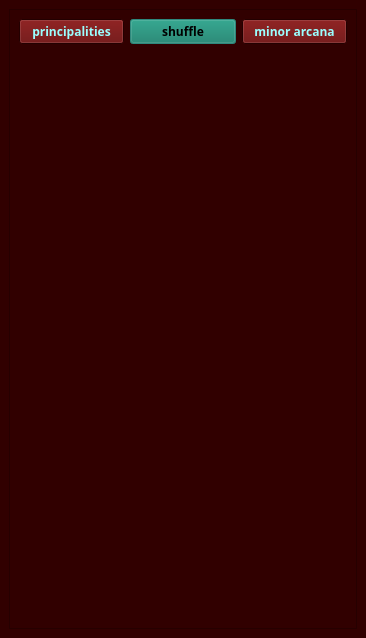
First picture: the form in dev/KultOracle/src/ui/mainwindow.ui, repository kultdevop/kultoracle, before the edit.
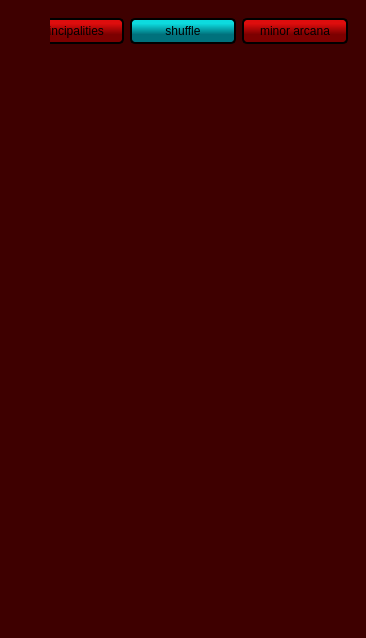
Second picture: the form after the edit. Custom widgets are drawn as their Qt base class.

Diff of the .ui file:
```diff
--- a/dev/KultOracle/src/ui/mainwindow.ui
+++ b/dev/KultOracle/src/ui/mainwindow.ui
@@ -19,454 +19,13 @@
     <height>520</height>
    </size>
   </property>
-  <property name="palette">
-   <palette>
-    <active>
-     <colorrole role="WindowText">
-      <brush brushstyle="SolidPattern">
-       <color alpha="255">
-        <red>64</red>
-        <green>191</green>
-        <blue>173</blue>
-       </color>
-      </brush>
-     </colorrole>
-     <colorrole role="Button">
-      <brush brushstyle="SolidPattern">
-       <color alpha="255">
-        <red>85</red>
-        <green>87</green>
-        <blue>83</blue>
-       </color>
-      </brush>
-     </colorrole>
-     <colorrole role="Light">
-      <brush brushstyle="SolidPattern">
-       <color alpha="255">
-        <red>127</red>
-        <green>131</green>
-        <blue>124</blue>
-       </color>
-      </brush>
-     </colorrole>
-     <colorrole role="Midlight">
-      <brush brushstyle="SolidPattern">
-       <color alpha="255">
-        <red>106</red>
-        <green>109</green>
-        <blue>103</blue>
-       </color>
-      </brush>
-     </colorrole>
-     <colorrole role="Dark">
-      <brush brushstyle="SolidPattern">
-       <color alpha="255">
-        <red>42</red>
-        <green>43</green>
-        <blue>41</blue>
-       </color>
-      </brush>
-     </colorrole>
-     <colorrole role="Mid">
-      <brush brushstyle="SolidPattern">
-       <color alpha="255">
-        <red>56</red>
-        <green>58</green>
-        <blue>55</blue>
-       </color>
-      </brush>
-     </colorrole>
-     <colorrole role="Text">
-      <brush brushstyle="SolidPattern">
-       <color alpha="255">
-        <red>64</red>
-        <green>191</green>
-        <blue>173</blue>
-       </color>
-      </brush>
-     </colorrole>
-     <colorrole role="BrightText">
-      <brush brushstyle="SolidPattern">
-       <color alpha="255">
-        <red>154</red>
-        <green>255</green>
-        <blue>255</blue>
-       </color>
-      </brush>
-     </colorrole>
-     <colorrole role="ButtonText">
-      <brush brushstyle="SolidPattern">
-       <color alpha="255">
-        <red>154</red>
-        <green>255</green>
-        <blue>255</blue>
-       </color>
-      </brush>
-     </colorrole>
-     <colorrole role="Base">
-      <brush brushstyle="SolidPattern">
-       <color alpha="255">
-        <red>0</red>
-        <green>0</green>
-        <blue>0</blue>
-       </color>
-      </brush>
-     </colorrole>
-     <colorrole role="Window">
-      <brush brushstyle="SolidPattern">
-       <color alpha="255">
-        <red>49</red>
-        <green>0</green>
-        <blue>0</blue>
-       </color>
-      </brush>
-     </colorrole>
-     <colorrole role="Shadow">
-      <brush brushstyle="SolidPattern">
-       <color alpha="255">
-        <red>0</red>
-        <green>0</green>
-        <blue>0</blue>
-       </color>
-      </brush>
-     </colorrole>
-     <colorrole role="AlternateBase">
-      <brush brushstyle="SolidPattern">
-       <color alpha="255">
-        <red>42</red>
-        <green>43</green>
-        <blue>41</blue>
-       </color>
-      </brush>
-     </colorrole>
-     <colorrole role="ToolTipBase">
-      <brush brushstyle="SolidPattern">
-       <color alpha="255">
-        <red>255</red>
-        <green>255</green>
-        <blue>220</blue>
-       </color>
-      </brush>
-     </colorrole>
-     <colorrole role="ToolTipText">
-      <brush brushstyle="SolidPattern">
-       <color alpha="255">
-        <red>0</red>
-        <green>0</green>
-        <blue>0</blue>
-       </color>
-      </brush>
-     </colorrole>
-     <colorrole role="PlaceholderText">
-      <brush brushstyle="SolidPattern">
-       <color alpha="128">
-        <red>64</red>
-        <green>191</green>
-        <blue>173</blue>
-       </color>
-      </brush>
-     </colorrole>
-    </active>
-    <inactive>
-     <colorrole role="WindowText">
-      <brush brushstyle="SolidPattern">
-       <color alpha="255">
-        <red>64</red>
-        <green>191</green>
-        <blue>173</blue>
-       </color>
-      </brush>
-     </colorrole>
-     <colorrole role="Button">
-      <brush brushstyle="SolidPattern">
-       <color alpha="255">
-        <red>85</red>
-        <green>87</green>
-        <blue>83</blue>
-       </color>
-      </brush>
-     </colorrole>
-     <colorrole role="Light">
-      <brush brushstyle="SolidPattern">
-       <color alpha="255">
-        <red>127</red>
-        <green>131</green>
-        <blue>124</blue>
-       </color>
-      </brush>
-     </colorrole>
-     <colorrole role="Midlight">
-      <brush brushstyle="SolidPattern">
-       <color alpha="255">
-        <red>106</red>
-        <green>109</green>
-        <blue>103</blue>
-       </color>
-      </brush>
-     </colorrole>
-     <colorrole role="Dark">
-      <brush brushstyle="SolidPattern">
-       <color alpha="255">
-        <red>42</red>
-        <green>43</green>
-        <blue>41</blue>
-       </color>
-      </brush>
-     </colorrole>
-     <colorrole role="Mid">
-      <brush brushstyle="SolidPattern">
-       <color alpha="255">
-        <red>56</red>
-        <green>58</green>
-        <blue>55</blue>
-       </color>
-      </brush>
-     </colorrole>
-     <colorrole role="Text">
-      <brush brushstyle="SolidPattern">
-       <color alpha="255">
-        <red>64</red>
-        <green>191</green>
-        <blue>173</blue>
-       </color>
-      </brush>
-     </colorrole>
-     <colorrole role="BrightText">
-      <brush brushstyle="SolidPattern">
-       <color alpha="255">
-        <red>154</red>
-        <green>255</green>
-        <blue>255</blue>
-       </color>
-      </brush>
-     </colorrole>
-     <colorrole role="ButtonText">
-      <brush brushstyle="SolidPattern">
-       <color alpha="255">
-        <red>154</red>
-        <green>255</green>
-        <blue>255</blue>
-       </color>
-      </brush>
-     </colorrole>
-     <colorrole role="Base">
-      <brush brushstyle="SolidPattern">
-       <color alpha="255">
-        <red>0</red>
-        <green>0</green>
-        <blue>0</blue>
-       </color>
-      </brush>
-     </colorrole>
-     <colorrole role="Window">
-      <brush brushstyle="SolidPattern">
-       <color alpha="255">
-        <red>49</red>
-        <green>0</green>
-        <blue>0</blue>
-       </color>
-      </brush>
-     </colorrole>
-     <colorrole role="Shadow">
-      <brush brushstyle="SolidPattern">
-       <color alpha="255">
-        <red>0</red>
-        <green>0</green>
-        <blue>0</blue>
-       </color>
-      </brush>
-     </colorrole>
-     <colorrole role="AlternateBase">
-      <brush brushstyle="SolidPattern">
-       <color alpha="255">
-        <red>42</red>
-        <green>43</green>
-        <blue>41</blue>
-       </color>
-      </brush>
-     </colorrole>
-     <colorrole role="ToolTipBase">
-      <brush brushstyle="SolidPattern">
-       <color alpha="255">
-        <red>255</red>
-        <green>255</green>
-        <blue>220</blue>
-       </color>
-      </brush>
-     </colorrole>
-     <colorrole role="ToolTipText">
-      <brush brushstyle="SolidPattern">
-       <color alpha="255">
-        <red>0</red>
-        <green>0</green>
-        <blue>0</blue>
-       </color>
-      </brush>
-     </colorrole>
-     <colorrole role="PlaceholderText">
-      <brush brushstyle="SolidPattern">
-       <color alpha="128">
-        <red>64</red>
-        <green>191</green>
-        <blue>173</blue>
-       </color>
-      </brush>
-     </colorrole>
-    </inactive>
-    <disabled>
-     <colorrole role="WindowText">
-      <brush brushstyle="SolidPattern">
-       <color alpha="255">
-        <red>42</red>
-        <green>43</green>
-        <blue>41</blue>
-       </color>
-      </brush>
-     </colorrole>
-     <colorrole role="Button">
-      <brush brushstyle="SolidPattern">
-       <color alpha="255">
-        <red>85</red>
-        <green>87</green>
-        <blue>83</blue>
-       </color>
-      </brush>
-     </colorrole>
-     <colorrole role="Light">
-      <brush brushstyle="SolidPattern">
-       <color alpha="255">
-        <red>127</red>
-        <green>131</green>
-        <blue>124</blue>
-       </color>
-      </brush>
-     </colorrole>
-     <colorrole role="Midlight">
-      <brush brushstyle="SolidPattern">
-       <color alpha="255">
-        <red>106</red>
-        <green>109</green>
-        <blue>103</blue>
-       </color>
-      </brush>
-     </colorrole>
-     <colorrole role="Dark">
-      <brush brushstyle="SolidPattern">
-       <color alpha="255">
-        <red>42</red>
-        <green>43</green>
-        <blue>41</blue>
-       </color>
-      </brush>
-     </colorrole>
-     <colorrole role="Mid">
-      <brush brushstyle="SolidPattern">
-       <color alpha="255">
-        <red>56</red>
-        <green>58</green>
-        <blue>55</blue>
-       </color>
-      </brush>
-     </colorrole>
-     <colorrole role="Text">
-      <brush brushstyle="SolidPattern">
-       <color alpha="255">
-        <red>42</red>
-        <green>43</green>
-        <blue>41</blue>
-       </color>
-      </brush>
-     </colorrole>
-     <colorrole role="BrightText">
-      <brush brushstyle="SolidPattern">
-       <color alpha="255">
-        <red>154</red>
-        <green>255</green>
-        <blue>255</blue>
-       </color>
-      </brush>
-     </colorrole>
-     <colorrole role="ButtonText">
-      <brush brushstyle="SolidPattern">
-       <color alpha="255">
-        <red>42</red>
-        <green>43</green>
-        <blue>41</blue>
-       </color>
-      </brush>
-     </colorrole>
-     <colorrole role="Base">
-      <brush brushstyle="SolidPattern">
-       <color alpha="255">
-        <red>49</red>
-        <green>0</green>
-        <blue>0</blue>
-       </color>
-      </brush>
-     </colorrole>
-     <colorrole role="Window">
-      <brush brushstyle="SolidPattern">
-       <color alpha="255">
-        <red>49</red>
-        <green>0</green>
-        <blue>0</blue>
-       </color>
-      </brush>
-     </colorrole>
-     <colorrole role="Shadow">
-      <brush brushstyle="SolidPattern">
-       <color alpha="255">
-        <red>0</red>
-        <green>0</green>
-        <blue>0</blue>
-       </color>
-      </brush>
-     </colorrole>
-     <colorrole role="AlternateBase">
-      <brush brushstyle="SolidPattern">
-       <color alpha="255">
-        <red>85</red>
-        <green>87</green>
-        <blue>83</blue>
-       </color>
-      </brush>
-     </colorrole>
-     <colorrole role="ToolTipBase">
-      <brush brushstyle="SolidPattern">
-       <color alpha="255">
-        <red>255</red>
-        <green>255</green>
-        <blue>220</blue>
-       </color>
-      </brush>
-     </colorrole>
-     <colorrole role="ToolTipText">
-      <brush brushstyle="SolidPattern">
-       <color alpha="255">
-        <red>0</red>
-        <green>0</green>
-        <blue>0</blue>
-       </color>
-      </brush>
-     </colorrole>
-     <colorrole role="PlaceholderText">
-      <brush brushstyle="SolidPattern">
-       <color alpha="128">
-        <red>255</red>
-        <green>255</green>
-        <blue>255</blue>
-       </color>
-      </brush>
-     </colorrole>
-    </disabled>
-   </palette>
-  </property>
   <property name="font">
    <font>
-    <family>Ubuntu Mono</family>
-    <weight>75</weight>
-    <italic>false</italic>
-    <bold>true</bold>
+    <family>DejaVu Sans</family>
+    <pointsize>12</pointsize>
+    <weight>50</weight>
+    <italic>true</italic>
+    <bold>false</bold>
    </font>
   </property>
   <property name="cursor">
@@ -476,7 +35,13 @@
    <string>Kult Oracle</string>
   </property>
   <property name="autoFillBackground">
-   <bool>true</bool>
+   <bool>false</bool>
+  </property>
+  <property name="styleSheet">
+   <string notr="true">font: oblique 12pt &quot;DejaVu Sans&quot;;
+background-color: rgb(62, 0, 0);
+
+</string>
   </property>
   <property name="animated">
    <bool>true</bool>
@@ -491,11 +56,8 @@
         <verstretch>0</verstretch>
        </sizepolicy>
       </property>
-      <property name="frameShape">
-       <enum>QFrame::StyledPanel</enum>
-      </property>
-      <property name="frameShadow">
-       <enum>QFrame::Raised</enum>
+      <property name="styleSheet">
+       <string notr="true">background-color: rgba(0, 0, 0, 0);</string>
       </property>
       <layout class="QGridLayout" name="gridLayout">
        <item row="0" column="0">
@@ -507,42 +69,23 @@
            </property>
            <item>
             <widget class="QPushButton" name="btnPrincipalities">
-             <property name="palette">
-              <palette>
-               <active>
-                <colorrole role="Button">
-                 <brush brushstyle="SolidPattern">
-                  <color alpha="255">
-                   <red>98</red>
-                   <green>0</green>
-                   <blue>0</blue>
-                  </color>
-                 </brush>
-                </colorrole>
-               </active>
-               <inactive>
-                <colorrole role="Button">
-                 <brush brushstyle="SolidPattern">
-                  <color alpha="255">
-                   <red>98</red>
-                   <green>0</green>
-                   <blue>0</blue>
-                  </color>
-                 </brush>
-                </colorrole>
-               </inactive>
-               <disabled>
-                <colorrole role="Button">
-                 <brush brushstyle="SolidPattern">
-                  <color alpha="255">
-                   <red>98</red>
-                   <green>0</green>
-                   <blue>0</blue>
-                  </color>
-                 </brush>
-                </colorrole>
-               </disabled>
-              </palette>
+             <property name="styleSheet">
+              <string notr="true">QPushButton {
+		
+	
+	background-color: qlineargradient(spread:pad, x1:0.484, y1:0.995, x2:0.486239, y2:0, stop:0.348624 rgba(124, 0, 0, 255), stop:0.807339 rgba(222, 13, 13, 255));
+    border-style: outset;
+    border-width: 2px;
+    border-radius: 5px;
+    border-color: black;
+    font: oblique bold 8pt &quot;DejaVu Sans&quot;;
+    min-width: 5em;
+    padding: 4px;
+}
+QPushButton:pressed {
+    background-color: rgb(224, 0, 0);
+    border-style: inset;
+}</string>
              </property>
              <property name="text">
               <string>principalities</string>
@@ -564,12 +107,23 @@
                  </brush>
                 </colorrole>
                 <colorrole role="Button">
-                 <brush brushstyle="SolidPattern">
-                  <color alpha="255">
-                   <red>12</red>
-                   <green>122</green>
-                   <blue>100</blue>
-                  </color>
+                 <brush brushstyle="LinearGradientPattern">
+                  <gradient startx="0.484000000000000" starty="0.995000000000000" endx="0.486239000000000" endy="0.000000000000000" type="LinearGradient" spread="PadSpread" coordinatemode="ObjectBoundingMode">
+                   <gradientstop position="0.348624000000000">
+                    <color alpha="255">
+                     <red>0</red>
+                     <green>113</green>
+                     <blue>124</blue>
+                    </color>
+                   </gradientstop>
+                   <gradientstop position="0.807339000000000">
+                    <color alpha="255">
+                     <red>13</red>
+                     <green>219</green>
+                     <blue>222</blue>
+                    </color>
+                   </gradientstop>
+                  </gradient>
                  </brush>
                 </colorrole>
                 <colorrole role="Light">
@@ -636,21 +190,43 @@
                  </brush>
                 </colorrole>
                 <colorrole role="Base">
-                 <brush brushstyle="SolidPattern">
-                  <color alpha="255">
-                   <red>255</red>
-                   <green>255</green>
-                   <blue>255</blue>
-                  </color>
+                 <brush brushstyle="LinearGradientPattern">
+                  <gradient startx="0.484000000000000" starty="0.995000000000000" endx="0.486239000000000" endy="0.000000000000000" type="LinearGradient" spread="PadSpread" coordinatemode="ObjectBoundingMode">
+                   <gradientstop position="0.348624000000000">
+                    <color alpha="255">
+                     <red>0</red>
+                     <green>113</green>
+                     <blue>124</blue>
+                    </color>
+                   </gradientstop>
+                   <gradientstop position="0.807339000000000">
+                    <color alpha="255">
+                     <red>13</red>
+                     <green>219</green>
+                     <blue>222</blue>
+                    </color>
+                   </gradientstop>
+                  </gradient>
                  </brush>
                 </colorrole>
                 <colorrole role="Window">
-                 <brush brushstyle="SolidPattern">
-                  <color alpha="255">
-                   <red>64</red>
-                   <green>191</green>
-                   <blue>173</blue>
-                  </color>
+                 <brush brushstyle="LinearGradientPattern">
+                  <gradient startx="0.484000000000000" starty="0.995000000000000" endx="0.486239000000000" endy="0.000000000000000" type="LinearGradient" spread="PadSpread" coordinatemode="ObjectBoundingMode">
+                   <gradientstop position="0.348624000000000">
+                    <color alpha="255">
+                     <red>0</red>
+                     <green>113</green>
+                     <blue>124</blue>
+                    </color>
+                   </gradientstop>
+                   <gradientstop position="0.807339000000000">
+                    <color alpha="255">
+                     <red>13</red>
+                     <green>219</green>
+                     <blue>222</blue>
+                    </color>
+                   </gradientstop>
+                  </gradient>
                  </brush>
                 </colorrole>
                 <colorrole role="Shadow">
@@ -710,12 +286,23 @@
                  </brush>
                 </colorrole>
                 <colorrole role="Button">
-                 <brush brushstyle="SolidPattern">
-                  <color alpha="255">
-                   <red>12</red>
-                   <green>122</green>
-                   <blue>100</blue>
-                  </color>
+                 <brush brushstyle="LinearGradientPattern">
+                  <gradient startx="0.484000000000000" starty="0.995000000000000" endx="0.486239000000000" endy="0.000000000000000" type="LinearGradient" spread="PadSpread" coordinatemode="ObjectBoundingMode">
+                   <gradientstop position="0.348624000000000">
+                    <color alpha="255">
+                     <red>0</red>
+                     <green>113</green>
+                     <blue>124</blue>
+                    </color>
+                   </gradientstop>
+                   <gradientstop position="0.807339000000000">
+                    <color alpha="255">
+                     <red>13</red>
+                     <green>219</green>
+                     <blue>222</blue>
+                    </color>
+                   </gradientstop>
+                  </gradient>
                  </brush>
                 </colorrole>
                 <colorrole role="Light">
@@ -782,21 +369,43 @@
                  </brush>
                 </colorrole>
                 <colorrole role="Base">
-                 <brush brushstyle="SolidPattern">
-                  <color alpha="255">
-                   <red>255</red>
-                   <green>255</green>
-                   <blue>255</blue>
-                  </color>
+                 <brush brushstyle="LinearGradientPattern">
+                  <gradient startx="0.484000000000000" starty="0.995000000000000" endx="0.486239000000000" endy="0.000000000000000" type="LinearGradient" spread="PadSpread" coordinatemode="ObjectBoundingMode">
+                   <gradientstop position="0.348624000000000">
+                    <color alpha="255">
+                     <red>0</red>
+                     <green>113</green>
+                     <blue>124</blue>
+                    </color>
+                   </gradientstop>
+                   <gradientstop position="0.807339000000000">
+                    <color alpha="255">
+                     <red>13</red>
+                     <green>219</green>
+                     <blue>222</blue>
+                    </color>
+                   </gradientstop>
+                  </gradient>
                  </brush>
                 </colorrole>
                 <colorrole role="Window">
-                 <brush brushstyle="SolidPattern">
-                  <color alpha="255">
-                   <red>64</red>
-                   <green>191</green>
-                   <blue>173</blue>
-                  </color>
+                 <brush brushstyle="LinearGradientPattern">
+                  <gradient startx="0.484000000000000" starty="0.995000000000000" endx="0.486239000000000" endy="0.000000000000000" type="LinearGradient" spread="PadSpread" coordinatemode="ObjectBoundingMode">
+                   <gradientstop position="0.348624000000000">
+                    <color alpha="255">
+                     <red>0</red>
+                     <green>113</green>
+                     <blue>124</blue>
+                    </color>
+                   </gradientstop>
+                   <gradientstop position="0.807339000000000">
+                    <color alpha="255">
+                     <red>13</red>
+                     <green>219</green>
+                     <blue>222</blue>
+                    </color>
+                   </gradientstop>
+                  </gradient>
                  </brush>
                 </colorrole>
                 <colorrole role="Shadow">
@@ -856,12 +465,23 @@
                  </brush>
                 </colorrole>
                 <colorrole role="Button">
-                 <brush brushstyle="SolidPattern">
-                  <color alpha="255">
-                   <red>12</red>
-                   <green>122</green>
-                   <blue>100</blue>
-                  </color>
+                 <brush brushstyle="LinearGradientPattern">
+                  <gradient startx="0.484000000000000" starty="0.995000000000000" endx="0.486239000000000" endy="0.000000000000000" type="LinearGradient" spread="PadSpread" coordinatemode="ObjectBoundingMode">
+                   <gradientstop position="0.348624000000000">
+                    <color alpha="255">
+                     <red>0</red>
+                     <green>113</green>
+                     <blue>124</blue>
+                    </color>
+                   </gradientstop>
+                   <gradientstop position="0.807339000000000">
+                    <color alpha="255">
+                     <red>13</red>
+                     <green>219</green>
+                     <blue>222</blue>
+                    </color>
+                   </gradientstop>
+                  </gradient>
                  </brush>
                 </colorrole>
                 <colorrole role="Light">
@@ -928,21 +548,43 @@
                  </brush>
                 </colorrole>
                 <colorrole role="Base">
-                 <brush brushstyle="SolidPattern">
-                  <color alpha="255">
-                   <red>64</red>
-                   <green>191</green>
-                   <blue>173</blue>
-                  </color>
+                 <brush brushstyle="LinearGradientPattern">
+                  <gradient startx="0.484000000000000" starty="0.995000000000000" endx="0.486239000000000" endy="0.000000000000000" type="LinearGradient" spread="PadSpread" coordinatemode="ObjectBoundingMode">
+                   <gradientstop position="0.348624000000000">
+                    <color alpha="255">
+                     <red>0</red>
+                     <green>113</green>
+                     <blue>124</blue>
+                    </color>
+                   </gradientstop>
+                   <gradientstop position="0.807339000000000">
+                    <color alpha="255">
+                     <red>13</red>
+                     <green>219</green>
+                     <blue>222</blue>
+                    </color>
+                   </gradientstop>
+                  </gradient>
                  </brush>
                 </colorrole>
                 <colorrole role="Window">
-                 <brush brushstyle="SolidPattern">
-                  <color alpha="255">
-                   <red>64</red>
-                   <green>191</green>
-                   <blue>173</blue>
-                  </color>
+                 <brush brushstyle="LinearGradientPattern">
+                  <gradient startx="0.484000000000000" starty="0.995000000000000" endx="0.486239000000000" endy="0.000000000000000" type="LinearGradient" spread="PadSpread" coordinatemode="ObjectBoundingMode">
+                   <gradientstop position="0.348624000000000">
+                    <color alpha="255">
+                     <red>0</red>
+                     <green>113</green>
+                     <blue>124</blue>
+                    </color>
+                   </gradientstop>
+                   <gradientstop position="0.807339000000000">
+                    <color alpha="255">
+                     <red>13</red>
+                     <green>219</green>
+                     <blue>222</blue>
+                    </color>
+                   </gradientstop>
+                  </gradient>
                  </brush>
                 </colorrole>
                 <colorrole role="Shadow">
@@ -993,6 +635,24 @@
                </disabled>
               </palette>
              </property>
+             <property name="styleSheet">
+              <string notr="true">QPushButton {
+	
+	background-color: qlineargradient(spread:pad, x1:0.484, y1:0.995, x2:0.486239, y2:0, stop:0.348624 rgba(0, 113, 124, 255), stop:0.807339 rgba(13, 219, 222, 255));
+    border-style: outset;
+    border-width: 2px;
+    border-radius: 5px;
+    border-color: black;
+	
+    font: oblique bold 8pt &quot;DejaVu Sans&quot;;
+    min-width: 5em;
+    padding: 4px;
+}
+QPushButton:pressed {
+    background-color:rgb(0, 147, 147);
+    border-style: inset;
+}</string>
+             </property>
              <property name="text">
               <string>shuffle</string>
              </property>
@@ -1000,42 +660,23 @@
            </item>
            <item>
             <widget class="QPushButton" name="btnArcanas">
-             <property name="palette">
-              <palette>
-               <active>
-                <colorrole role="Button">
-                 <brush brushstyle="SolidPattern">
-                  <color alpha="255">
-                   <red>98</red>
-                   <green>0</green>
-                   <blue>0</blue>
-                  </color>
-                 </brush>
-                </colorrole>
-               </active>
-               <inactive>
-                <colorrole role="Button">
-                 <brush brushstyle="SolidPattern">
-                  <color alpha="255">
-                   <red>98</red>
-                   <green>0</green>
-                   <blue>0</blue>
-                  </color>
-                 </brush>
-                </colorrole>
-               </inactive>
-               <disabled>
-                <colorrole role="Button">
-                 <brush brushstyle="SolidPattern">
-                  <color alpha="255">
-                   <red>98</red>
-                   <green>0</green>
-                   <blue>0</blue>
-                  </color>
-                 </brush>
-                </colorrole>
-               </disabled>
-              </palette>
+             <property name="styleSheet">
+              <string notr="true">QPushButton {
+		
+	
+	background-color: qlineargradient(spread:pad, x1:0.484, y1:0.995, x2:0.486239, y2:0, stop:0.348624 rgba(124, 0, 0, 255), stop:0.807339 rgba(222, 13, 13, 255));
+    border-style: outset;
+    border-width: 2px;
+    border-radius: 5px;
+    border-color: black;
+    font: oblique bold 8pt &quot;DejaVu Sans&quot;;
+    min-width: 5em;
+    padding: 4px;
+}
+QPushButton:pressed {
+    background-color: rgb(224, 0, 0);
+    border-style: inset;
+}</string>
              </property>
              <property name="text">
               <string>minor arcana</string>
@@ -1072,34 +713,88 @@
              <property name="palette">
               <palette>
                <active>
+                <colorrole role="Button">
+                 <brush brushstyle="SolidPattern">
+                  <color alpha="0">
+                   <red>0</red>
+                   <green>0</green>
+                   <blue>0</blue>
+                  </color>
+                 </brush>
+                </colorrole>
                 <colorrole role="Base">
+                 <brush brushstyle="NoBrush">
+                  <color alpha="255">
+                   <red>0</red>
+                   <green>0</green>
+                   <blue>0</blue>
+                  </color>
+                 </brush>
+                </colorrole>
+                <colorrole role="Window">
                  <brush brushstyle="SolidPattern">
                   <color alpha="0">
-                   <red>117</red>
-                   <green>117</green>
-                   <blue>117</blue>
+                   <red>0</red>
+                   <green>0</green>
+                   <blue>0</blue>
                   </color>
                  </brush>
                 </colorrole>
                </active>
                <inactive>
+                <colorrole role="Button">
+                 <brush brushstyle="SolidPattern">
+                  <color alpha="0">
+                   <red>0</red>
+                   <green>0</green>
+                   <blue>0</blue>
+                  </color>
+                 </brush>
+                </colorrole>
                 <colorrole role="Base">
+                 <brush brushstyle="NoBrush">
+                  <color alpha="255">
+                   <red>0</red>
+                   <green>0</green>
+                   <blue>0</blue>
+                  </color>
+                 </brush>
+                </colorrole>
+                <colorrole role="Window">
                  <brush brushstyle="SolidPattern">
                   <color alpha="0">
-                   <red>117</red>
-                   <green>117</green>
-                   <blue>117</blue>
+                   <red>0</red>
+                   <green>0</green>
+                   <blue>0</blue>
                   </color>
                  </brush>
                 </colorrole>
                </inactive>
                <disabled>
+                <colorrole role="Button">
+                 <brush brushstyle="SolidPattern">
+                  <color alpha="0">
+                   <red>0</red>
+                   <green>0</green>
+                   <blue>0</blue>
+                  </color>
+                 </brush>
+                </colorrole>
                 <colorrole role="Base">
-                 <brush brushstyle="SolidPattern">
+                 <brush brushstyle="NoBrush">
                   <color alpha="255">
-                   <red>85</red>
-                   <green>87</green>
-                   <blue>83</blue>
+                   <red>0</red>
+                   <green>0</green>
+                   <blue>0</blue>
+                  </color>
+                 </brush>
+                </colorrole>
+                <colorrole role="Window">
+                 <brush brushstyle="SolidPattern">
+                  <color alpha="0">
+                   <red>0</red>
+                   <green>0</green>
+                   <blue>0</blue>
                   </color>
                  </brush>
                 </colorrole>
@@ -1219,34 +914,88 @@
                <property name="palette">
                 <palette>
                  <active>
+                  <colorrole role="Button">
+                   <brush brushstyle="SolidPattern">
+                    <color alpha="0">
+                     <red>0</red>
+                     <green>0</green>
+                     <blue>0</blue>
+                    </color>
+                   </brush>
+                  </colorrole>
                   <colorrole role="Base">
+                   <brush brushstyle="NoBrush">
+                    <color alpha="255">
+                     <red>0</red>
+                     <green>0</green>
+                     <blue>0</blue>
+                    </color>
+                   </brush>
+                  </colorrole>
+                  <colorrole role="Window">
                    <brush brushstyle="SolidPattern">
                     <color alpha="0">
-                     <red>117</red>
-                     <green>117</green>
-                     <blue>117</blue>
+                     <red>0</red>
+                     <green>0</green>
+                     <blue>0</blue>
                     </color>
                    </brush>
                   </colorrole>
                  </active>
                  <inactive>
+                  <colorrole role="Button">
+                   <brush brushstyle="SolidPattern">
+                    <color alpha="0">
+                     <red>0</red>
+                     <green>0</green>
+                     <blue>0</blue>
+                    </color>
+                   </brush>
+                  </colorrole>
                   <colorrole role="Base">
+                   <brush brushstyle="NoBrush">
+                    <color alpha="255">
+                     <red>0</red>
+                     <green>0</green>
+                     <blue>0</blue>
+                    </color>
+                   </brush>
+                  </colorrole>
+                  <colorrole role="Window">
                    <brush brushstyle="SolidPattern">
                     <color alpha="0">
-                     <red>117</red>
-                     <green>117</green>
-                     <blue>117</blue>
+                     <red>0</red>
+                     <green>0</green>
+                     <blue>0</blue>
                     </color>
                    </brush>
                   </colorrole>
                  </inactive>
                  <disabled>
+                  <colorrole role="Button">
+                   <brush brushstyle="SolidPattern">
+                    <color alpha="0">
+                     <red>0</red>
+                     <green>0</green>
+                     <blue>0</blue>
+                    </color>
+                   </brush>
+                  </colorrole>
                   <colorrole role="Base">
-                   <brush brushstyle="SolidPattern">
+                   <brush brushstyle="NoBrush">
                     <color alpha="255">
-                     <red>85</red>
-                     <green>87</green>
-                     <blue>83</blue>
+                     <red>0</red>
+                     <green>0</green>
+                     <blue>0</blue>
+                    </color>
+                   </brush>
+                  </colorrole>
+                  <colorrole role="Window">
+                   <brush brushstyle="SolidPattern">
+                    <color alpha="0">
+                     <red>0</red>
+                     <green>0</green>
+                     <blue>0</blue>
                     </color>
                    </brush>
                   </colorrole>
@@ -1290,34 +1039,88 @@
                <property name="palette">
                 <palette>
                  <active>
+                  <colorrole role="Button">
+                   <brush brushstyle="SolidPattern">
+                    <color alpha="0">
+                     <red>0</red>
+                     <green>0</green>
+                     <blue>0</blue>
+                    </color>
+                   </brush>
+                  </colorrole>
                   <colorrole role="Base">
+                   <brush brushstyle="NoBrush">
+                    <color alpha="255">
+                     <red>0</red>
+                     <green>0</green>
+                     <blue>0</blue>
+                    </color>
+                   </brush>
+                  </colorrole>
+                  <colorrole role="Window">
                    <brush brushstyle="SolidPattern">
                     <color alpha="0">
-                     <red>117</red>
-                     <green>117</green>
-                     <blue>117</blue>
+                     <red>0</red>
+                     <green>0</green>
+                     <blue>0</blue>
                     </color>
                    </brush>
                   </colorrole>
                  </active>
                  <inactive>
+                  <colorrole role="Button">
+                   <brush brushstyle="SolidPattern">
+                    <color alpha="0">
+                     <red>0</red>
+                     <green>0</green>
+                     <blue>0</blue>
+                    </color>
+                   </brush>
+                  </colorrole>
                   <colorrole role="Base">
+                   <brush brushstyle="NoBrush">
+                    <color alpha="255">
+                     <red>0</red>
+                     <green>0</green>
+                     <blue>0</blue>
+                    </color>
+                   </brush>
+                  </colorrole>
+                  <colorrole role="Window">
                    <brush brushstyle="SolidPattern">
                     <color alpha="0">
-                     <red>117</red>
-                     <green>117</green>
-                     <blue>117</blue>
+                     <red>0</red>
+                     <green>0</green>
+                     <blue>0</blue>
                     </color>
                    </brush>
                   </colorrole>
                  </inactive>
                  <disabled>
+                  <colorrole role="Button">
+                   <brush brushstyle="SolidPattern">
+                    <color alpha="0">
+                     <red>0</red>
+                     <green>0</green>
+                     <blue>0</blue>
+                    </color>
+                   </brush>
+                  </colorrole>
                   <colorrole role="Base">
-                   <brush brushstyle="SolidPattern">
+                   <brush brushstyle="NoBrush">
                     <color alpha="255">
-                     <red>85</red>
-                     <green>87</green>
-                     <blue>83</blue>
+                     <red>0</red>
+                     <green>0</green>
+                     <blue>0</blue>
+                    </color>
+                   </brush>
+                  </colorrole>
+                  <colorrole role="Window">
+                   <brush brushstyle="SolidPattern">
+                    <color alpha="0">
+                     <red>0</red>
+                     <green>0</green>
+                     <blue>0</blue>
                     </color>
                    </brush>
                   </colorrole>
@@ -1363,34 +1166,88 @@
              <property name="palette">
               <palette>
                <active>
+                <colorrole role="Button">
+                 <brush brushstyle="SolidPattern">
+                  <color alpha="0">
+                   <red>0</red>
+                   <green>0</green>
+                   <blue>0</blue>
+                  </color>
+                 </brush>
+                </colorrole>
                 <colorrole role="Base">
+                 <brush brushstyle="NoBrush">
+                  <color alpha="255">
+                   <red>0</red>
+                   <green>0</green>
+                   <blue>0</blue>
+                  </color>
+                 </brush>
+                </colorrole>
+                <colorrole role="Window">
                  <brush brushstyle="SolidPattern">
                   <color alpha="0">
-                   <red>117</red>
-                   <green>117</green>
-                   <blue>117</blue>
+                   <red>0</red>
+                   <green>0</green>
+                   <blue>0</blue>
                   </color>
                  </brush>
                 </colorrole>
                </active>
                <inactive>
+                <colorrole role="Button">
+                 <brush brushstyle="SolidPattern">
+                  <color alpha="0">
+                   <red>0</red>
+                   <green>0</green>
+                   <blue>0</blue>
+                  </color>
+                 </brush>
+                </colorrole>
                 <colorrole role="Base">
+                 <brush brushstyle="NoBrush">
+                  <color alpha="255">
+                   <red>0</red>
+                   <green>0</green>
+                   <blue>0</blue>
+                  </color>
+                 </brush>
+                </colorrole>
+                <colorrole role="Window">
                  <brush brushstyle="SolidPattern">
                   <color alpha="0">
-                   <red>117</red>
-                   <green>117</green>
-                   <blue>117</blue>
+                   <red>0</red>
+                   <green>0</green>
+                   <blue>0</blue>
                   </color>
                  </brush>
                 </colorrole>
                </inactive>
                <disabled>
+                <colorrole role="Button">
+                 <brush brushstyle="SolidPattern">
+                  <color alpha="0">
+                   <red>0</red>
+                   <green>0</green>
+                   <blue>0</blue>
+                  </color>
+                 </brush>
+                </colorrole>
                 <colorrole role="Base">
-                 <brush brushstyle="SolidPattern">
+                 <brush brushstyle="NoBrush">
                   <color alpha="255">
-                   <red>85</red>
-                   <green>87</green>
-                   <blue>83</blue>
+                   <red>0</red>
+                   <green>0</green>
+                   <blue>0</blue>
+                  </color>
+                 </brush>
+                </colorrole>
+                <colorrole role="Window">
+                 <brush brushstyle="SolidPattern">
+                  <color alpha="0">
+                   <red>0</red>
+                   <green>0</green>
+                   <blue>0</blue>
                   </color>
                  </brush>
                 </colorrole>
```
Left out of the diff: 74 changed lines with no effect on the pictures.
